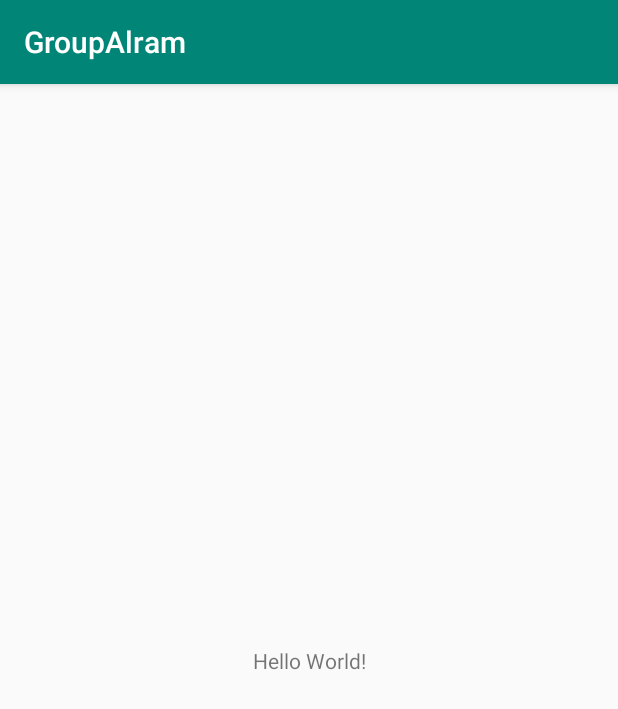
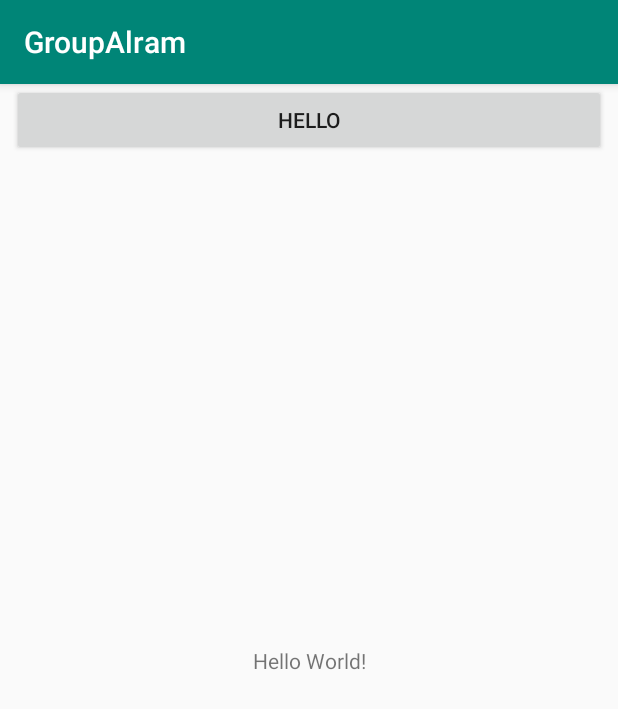
Before and after one commit to HyunQQ/android_alram_dev, an Android app: the screen it shows after launch (MainActivity), on a phone screen of 412 x 824 dp. Shown: the top 709 px of the screen. Run offline under Robolectric (Android 15) with nearby library versions, the phone set to English and light mode, and no system bars.

Commit message:
alram setting layout 설정

```diff
--- a/app/build.gradle
+++ b/app/build.gradle
@@ -25,4 +25,5 @@ dependencies {
     testImplementation 'junit:junit:4.12'
     androidTestImplementation 'com.android.support.test:runner:1.0.2'
     androidTestImplementation 'com.android.support.test.espresso:espresso-core:3.0.2'
+    implementation 'com.android.support:design:28.0.0'
 }
--- a/app/src/main/AndroidManifest.xml
+++ b/app/src/main/AndroidManifest.xml
@@ -9,6 +9,7 @@
         android:roundIcon="@mipmap/ic_launcher_round"
         android:supportsRtl="true"
         android:theme="@style/AppTheme">
+        <activity android:name=".AlramSetActivity"></activity>
         <activity android:name=".MainActivity">
             <intent-filter>
                 <action android:name="android.intent.action.MAIN" />
--- a/app/src/main/java/com/example/groupalram/MainActivity.java
+++ b/app/src/main/java/com/example/groupalram/MainActivity.java
@@ -2,6 +2,8 @@ package com.example.groupalram;
 
 import android.support.v7.app.AppCompatActivity;
 import android.os.Bundle;
+import android.view.View;
+import android.widget.Toast;
 
 public class MainActivity extends AppCompatActivity {
 
@@ -10,4 +12,8 @@ public class MainActivity extends AppCompatActivity {
         super.onCreate(savedInstanceState);
         setContentView(R.layout.activity_main);
     }
+
+    public void on1(View v){
+        Toast.makeText(getApplicationContext(),"hello world", Toast.LENGTH_SHORT).show();
+    }
 }
--- a/app/src/main/res/layout/activity_main.xml
+++ b/app/src/main/res/layout/activity_main.xml
@@ -15,4 +15,18 @@
         app:layout_constraintRight_toRightOf="parent"
         app:layout_constraintTop_toTopOf="parent" />
 
+    <Button
+        android:id="@+id/button1"
+        android:layout_width="0dp"
+        android:layout_height="wrap_content"
+        android:layout_marginStart="8dp"
+        android:layout_marginLeft="8dp"
+        android:layout_marginEnd="8dp"
+        android:layout_marginRight="8dp"
+        android:text="hello"
+        app:layout_constraintEnd_toEndOf="parent"
+        app:layout_constraintStart_toStartOf="parent"
+        tools:layout_editor_absoluteY="222dp"
+        android:onClick="on1"/>
+
 </android.support.constraint.ConstraintLayout>
--- a/app/src/main/res/values/colors.xml
+++ b/app/src/main/res/values/colors.xml
@@ -2,5 +2,5 @@
 <resources>
     <color name="colorPrimary">#008577</color>
     <color name="colorPrimaryDark">#00574B</color>
-    <color name="colorAccent">#D81B60</color>
+    <color name="colorAccent">#373737</color>
 </resources>
```
Also changed, not shown: app/src/main/java/com/example/groupalram/AlramSetActivity.java (added, +13 -0 lines).
